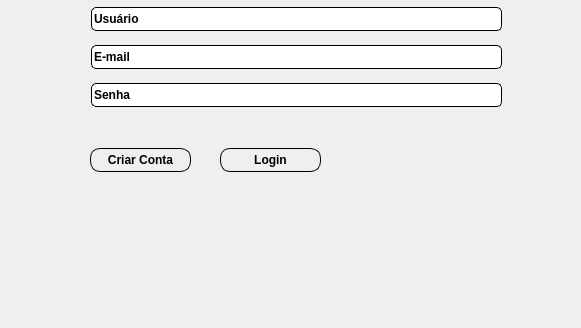
AnnaCSantos/Trabalho-Engenharia_de_Software, file Código final/criarconta.ui: the form before one commit; both pictures show x 0 to 581 and y 232 to 560 of the 800 by 560 pixel window.
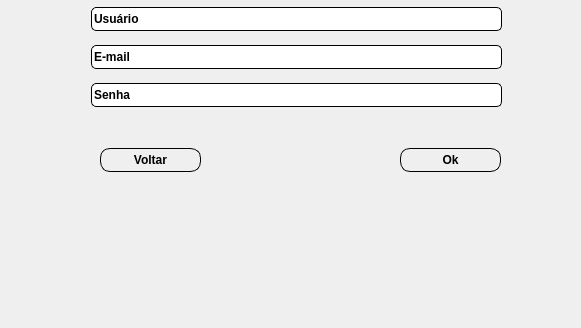
The form after the commit. Icons and pictures are not drawn.

```diff
--- a/Código final/criarconta.ui
+++ b/Código final/criarconta.ui
@@ -50,7 +50,7 @@
   <widget class="QPushButton" name="pushButton_2">
    <property name="geometry">
     <rect>
-     <x>220</x>
+     <x>100</x>
      <y>380</y>
      <width>101</width>
      <height>24</height>
@@ -63,13 +63,13 @@
 </string>
    </property>
    <property name="text">
-    <string>Login</string>
+    <string>Voltar</string>
    </property>
   </widget>
   <widget class="QPushButton" name="criarcontaButton">
    <property name="geometry">
     <rect>
-     <x>90</x>
+     <x>400</x>
      <y>380</y>
      <width>101</width>
      <height>24</height>
@@ -83,7 +83,7 @@
 </string>
    </property>
    <property name="text">
-    <string>Criar Conta</string>
+    <string>Ok</string>
    </property>
   </widget>
   <widget class="QLineEdit" name="sobrenomeLineEdit">
```
Left out of the diff: 12 changed lines with no effect on the pictures.
